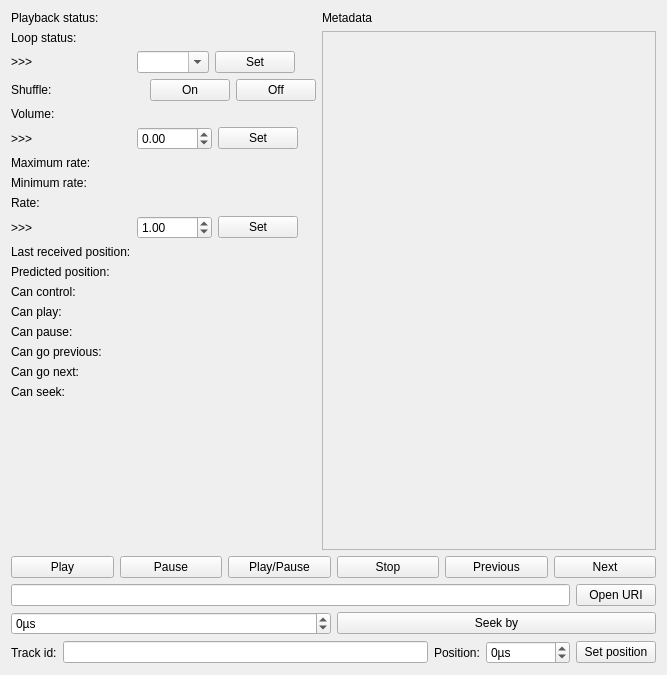
randomguy3/mpristester, file ui/playertest.ui: the form before one commit.
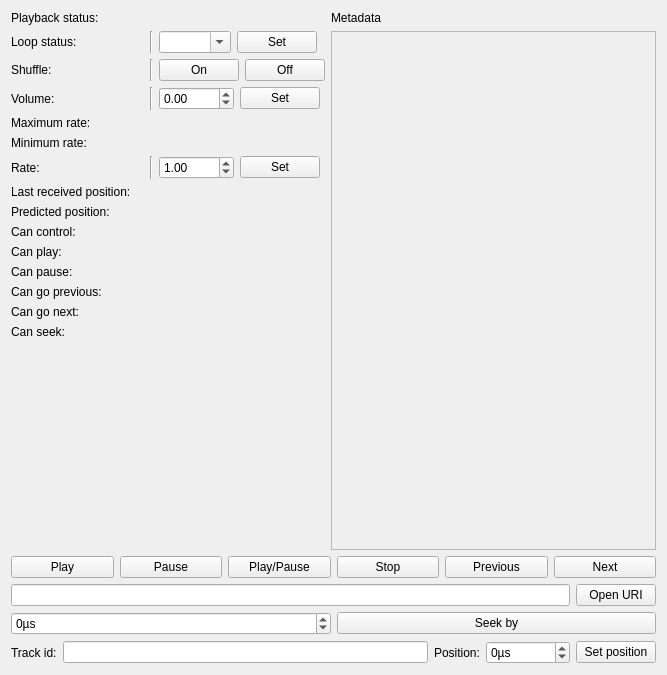
The form after the commit.

Commit message: Condense the layout a little

The edit to the form file:
```diff
--- a/ui/playertest.ui
+++ b/ui/playertest.ui
@@ -46,24 +46,24 @@
         </widget>
        </item>
        <item row="1" column="1">
-        <widget class="QLabel" name="loopStatusLbl">
-         <property name="enabled">
-          <bool>false</bool>
-         </property>
-         <property name="text">
-          <string>&lt;unknown&gt;</string>
-         </property>
-        </widget>
-       </item>
-       <item row="2" column="0">
-        <widget class="QLabel" name="label_17">
-         <property name="text">
-          <string>&gt;&gt;&gt;</string>
-         </property>
-        </widget>
-       </item>
-       <item row="2" column="1">
         <layout class="QHBoxLayout" name="horizontalLayout_10">
+         <item>
+          <widget class="QLabel" name="loopStatusLbl">
+           <property name="enabled">
+            <bool>false</bool>
+           </property>
+           <property name="text">
+            <string>&lt;unknown&gt;</string>
+           </property>
+          </widget>
+         </item>
+         <item>
+          <widget class="Line" name="line">
+           <property name="orientation">
+            <enum>Qt::Vertical</enum>
+           </property>
+          </widget>
+         </item>
          <item>
           <widget class="QComboBox" name="loopStatusCombo">
            <property name="editable">
@@ -80,14 +80,14 @@
          </item>
         </layout>
        </item>
-       <item row="3" column="0">
+       <item row="2" column="0">
         <widget class="QLabel" name="label_3">
          <property name="text">
           <string>Shuffle:</string>
          </property>
         </widget>
        </item>
-       <item row="3" column="1">
+       <item row="2" column="1">
         <layout class="QHBoxLayout" name="horizontalLayout_11">
          <item>
           <widget class="QLabel" name="shuffleLbl">
@@ -99,6 +99,13 @@
            </property>
           </widget>
          </item>
+         <item>
+          <widget class="Line" name="line_2">
+           <property name="orientation">
+            <enum>Qt::Vertical</enum>
+           </property>
+          </widget>
+         </item>
          <item>
           <widget class="QPushButton" name="shuffleOnBtn">
            <property name="text">
@@ -115,32 +122,32 @@
          </item>
         </layout>
        </item>
-       <item row="4" column="0">
+       <item row="3" column="0">
         <widget class="QLabel" name="label_4">
          <property name="text">
           <string>Volume:</string>
          </property>
         </widget>
        </item>
-       <item row="4" column="1">
-        <widget class="QLabel" name="volumeLbl">
-         <property name="enabled">
-          <bool>false</bool>
-         </property>
-         <property name="text">
-          <string>&lt;unknown&gt;</string>
-         </property>
-        </widget>
-       </item>
-       <item row="5" column="0">
-        <widget class="QLabel" name="label_19">
-         <property name="text">
-          <string>&gt;&gt;&gt;</string>
-         </property>
-        </widget>
-       </item>
-       <item row="5" column="1">
+       <item row="3" column="1">
         <layout class="QHBoxLayout" name="horizontalLayout_12">
+         <item>
+          <widget class="QLabel" name="volumeLbl">
+           <property name="enabled">
+            <bool>false</bool>
+           </property>
+           <property name="text">
+            <string>&lt;unknown&gt;</string>
+           </property>
+          </widget>
+         </item>
+         <item>
+          <widget class="Line" name="line_3">
+           <property name="orientation">
+            <enum>Qt::Vertical</enum>
+           </property>
+          </widget>
+         </item>
          <item>
           <widget class="QDoubleSpinBox" name="volumeSpinBox">
            <property name="minimum">
@@ -163,14 +170,14 @@
          </item>
         </layout>
        </item>
-       <item row="6" column="0">
+       <item row="4" column="0">
         <widget class="QLabel" name="label_5">
          <property name="text">
           <string>Maximum rate:</string>
          </property>
         </widget>
        </item>
-       <item row="6" column="1">
+       <item row="4" column="1">
         <widget class="QLabel" name="maxRateLbl">
          <property name="enabled">
           <bool>false</bool>
@@ -180,14 +187,14 @@
          </property>
         </widget>
        </item>
-       <item row="7" column="0">
+       <item row="5" column="0">
         <widget class="QLabel" name="label_6">
          <property name="text">
           <string>Minimum rate:</string>
          </property>
         </widget>
        </item>
-       <item row="7" column="1">
+       <item row="5" column="1">
         <widget class="QLabel" name="minRateLbl">
          <property name="enabled">
           <bool>false</bool>
@@ -197,32 +204,32 @@
          </property>
         </widget>
        </item>
-       <item row="8" column="0">
+       <item row="6" column="0">
         <widget class="QLabel" name="label_7">
          <property name="text">
           <string>Rate:</string>
          </property>
         </widget>
        </item>
-       <item row="8" column="1">
-        <widget class="QLabel" name="rateLbl">
-         <property name="enabled">
-          <bool>false</bool>
-         </property>
-         <property name="text">
-          <string>&lt;unknown&gt;</string>
-         </property>
-        </widget>
-       </item>
-       <item row="9" column="0">
-        <widget class="QLabel" name="label_20">
-         <property name="text">
-          <string>&gt;&gt;&gt;</string>
-         </property>
-        </widget>
-       </item>
-       <item row="9" column="1">
+       <item row="6" column="1">
         <layout class="QHBoxLayout" name="horizontalLayout_13">
+         <item>
+          <widget class="QLabel" name="rateLbl">
+           <property name="enabled">
+            <bool>false</bool>
+           </property>
+           <property name="text">
+            <string>&lt;unknown&gt;</string>
+           </property>
+          </widget>
+         </item>
+         <item>
+          <widget class="Line" name="line_4">
+           <property name="orientation">
+            <enum>Qt::Vertical</enum>
+           </property>
+          </widget>
+         </item>
          <item>
           <widget class="QDoubleSpinBox" name="rateSpinBox">
            <property name="minimum">
@@ -248,14 +255,14 @@
          </item>
         </layout>
        </item>
-       <item row="10" column="0">
+       <item row="7" column="0">
         <widget class="QLabel" name="label_8">
          <property name="text">
           <string>Last received position:</string>
          </property>
         </widget>
        </item>
-       <item row="10" column="1">
+       <item row="7" column="1">
         <widget class="QLabel" name="lastKnownPosLbl">
          <property name="enabled">
           <bool>false</bool>
@@ -265,14 +272,14 @@
          </property>
         </widget>
        </item>
-       <item row="11" column="0">
+       <item row="8" column="0">
         <widget class="QLabel" name="label_9">
          <property name="text">
           <string>Predicted position:</string>
          </property>
         </widget>
        </item>
-       <item row="11" column="1">
+       <item row="8" column="1">
         <widget class="QLabel" name="estPosLbl">
          <property name="enabled">
           <bool>false</bool>
@@ -282,14 +289,14 @@
          </property>
         </widget>
        </item>
-       <item row="12" column="0">
+       <item row="9" column="0">
         <widget class="QLabel" name="label_10">
          <property name="text">
           <string>Can control:</string>
          </property>
         </widget>
        </item>
-       <item row="12" column="1">
+       <item row="9" column="1">
         <widget class="QLabel" name="canControlLbl">
          <property name="enabled">
           <bool>false</bool>
@@ -299,14 +306,14 @@
          </property>
         </widget>
        </item>
-       <item row="13" column="0">
+       <item row="10" column="0">
         <widget class="QLabel" name="label_11">
          <property name="text">
           <string>Can play:</string>
          </property>
         </widget>
        </item>
-       <item row="13" column="1">
+       <item row="10" column="1">
         <widget class="QLabel" name="canPlayLbl">
          <property name="enabled">
           <bool>false</bool>
@@ -316,14 +323,14 @@
          </property>
         </widget>
        </item>
-       <item row="14" column="0">
+       <item row="11" column="0">
         <widget class="QLabel" name="label_12">
          <property name="text">
           <string>Can pause:</string>
          </property>
         </widget>
        </item>
-       <item row="14" column="1">
+       <item row="11" column="1">
         <widget class="QLabel" name="canPauseLbl">
          <property name="enabled">
           <bool>false</bool>
@@ -333,14 +340,14 @@
          </property>
         </widget>
        </item>
-       <item row="15" column="0">
+       <item row="12" column="0">
         <widget class="QLabel" name="label_13">
          <property name="text">
           <string>Can go previous:</string>
          </property>
         </widget>
        </item>
-       <item row="15" column="1">
+       <item row="12" column="1">
         <widget class="QLabel" name="canGoPrevLbl">
          <property name="enabled">
           <bool>false</bool>
@@ -350,14 +357,14 @@
          </property>
         </widget>
        </item>
-       <item row="16" column="0">
+       <item row="13" column="0">
         <widget class="QLabel" name="label_14">
          <property name="text">
           <string>Can go next:</string>
          </property>
         </widget>
        </item>
-       <item row="16" column="1">
+       <item row="13" column="1">
         <widget class="QLabel" name="canGoNextLbl">
          <property name="enabled">
           <bool>false</bool>
@@ -367,14 +374,14 @@
          </property>
         </widget>
        </item>
-       <item row="17" column="0">
+       <item row="14" column="0">
         <widget class="QLabel" name="label_15">
          <property name="text">
           <string>Can seek:</string>
          </property>
         </widget>
        </item>
-       <item row="17" column="1">
+       <item row="14" column="1">
         <widget class="QLabel" name="canSeekLbl">
          <property name="enabled">
           <bool>false</bool>
```
